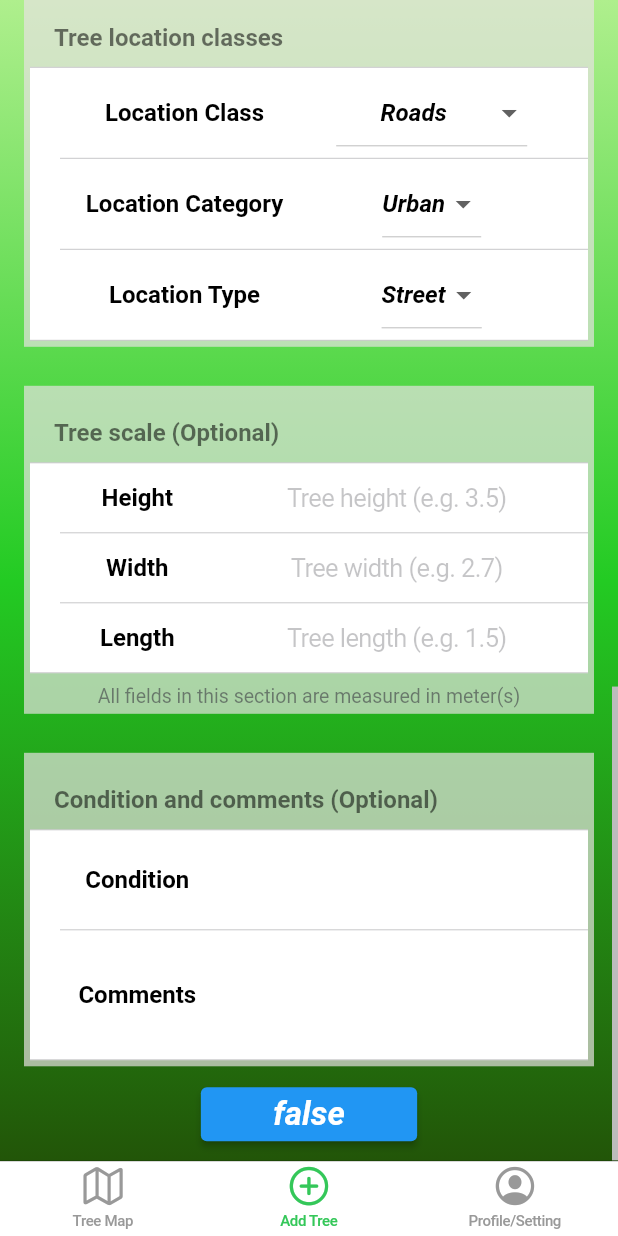
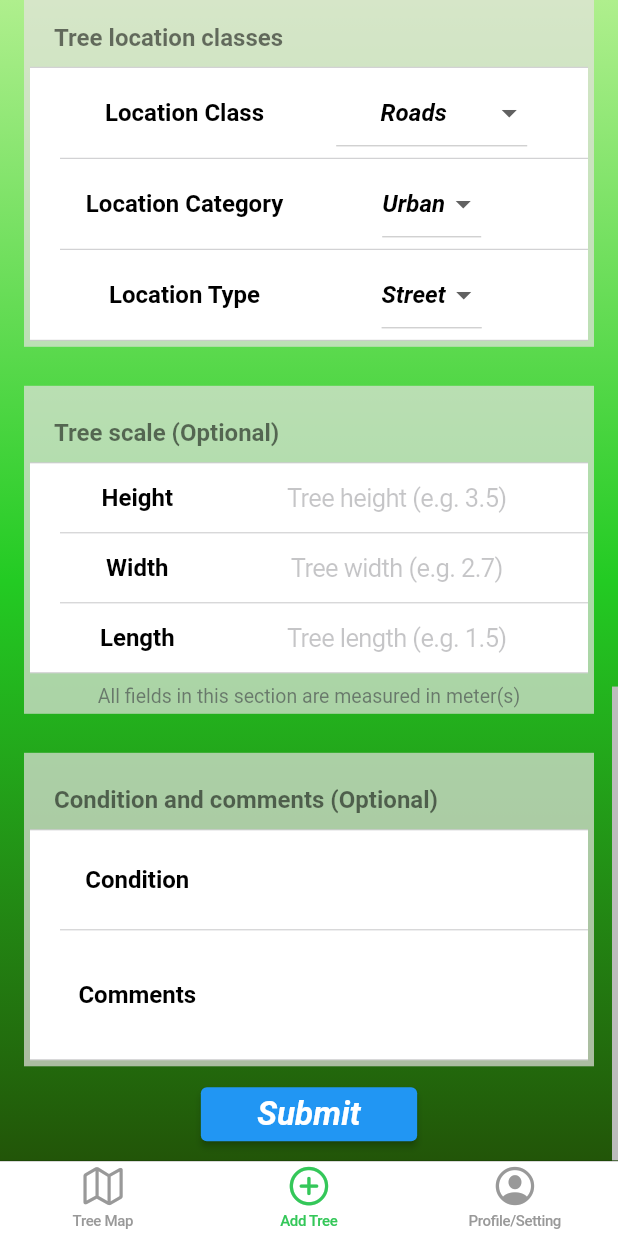
Before and after one commit to billzhao1030/Urban-Forest, a Flutter app: the HomeScreen screen opened directly, scrolled down 913 dp, on a phone screen of 412 x 824 dp. Run offline on Flutter 3.47's test engine with Material 2 defaults, Android fonts, the phone set to English and light mode, and no system bars; our stand-ins replace animated_splash_screen, camera, cloud_firestore, firebase_auth, firebase_core, flutter_settings_screens and 7 more; accounts and stored records are empty.

Commit message:
distance, upload diff, add provider, fix verify bug

```diff
--- /dev/null
+++ b/lib/provider/account_provider.dart
@@ -0,0 +1,28 @@
+import 'package:firebase_auth/firebase_auth.dart';
+import 'package:flutter/cupertino.dart';
+import 'package:flutter_settings_screens/flutter_settings_screens.dart';
+import 'package:urban_forest/provider/user.dart';
+import 'package:urban_forest/utils/debug_format.dart';
+import 'package:urban_forest/utils/reference.dart';
+
+class AccountModel extends ChangeNotifier {
+  bool? toFirebase = false;
+
+  UserAccount user = UserAccount();
+
+  AccountModel() {
+    //fetch(currUser);
+    getUpload();
+  }
+
+
+  Future getUpload() async {
+    if (globalLevel > 1) {
+      debugState("Set firebase");
+      toFirebase = Settings.getValue("key-advanced-upload-firebase", defaultValue: false);
+    }
+
+
+    notifyListeners();
+  }
+}
--- a/lib/provider/upload_method.dart
+++ /dev/null
@@ -1 +0,0 @@
-// use upload provider maybe
--- a/lib/view/account/verify_email.dart
+++ b/lib/view/account/verify_email.dart
@@ -47,7 +47,10 @@ class _VerifyEmailState extends State<VerifyEmail> {
       'lastName': widget.lastName,
       'userName': widget.userName,
       'hasSignUpVerified': false,
-      'accessLevel': 1
+      'accessLevel': 1,
+      'requestAccepted': 0,
+      'requestAdd': 0,
+      'requestUpdate': 0
     }).catchError((error) {
       debugState(error.toString());
     });
--- a/lib/view/main_function/home_screen.dart
+++ b/lib/view/main_function/home_screen.dart
@@ -2,6 +2,8 @@
 import 'package:firebase_auth/firebase_auth.dart';
 import 'package:flutter/cupertino.dart';
 import 'package:flutter_settings_screens/flutter_settings_screens.dart';
+import 'package:provider/provider.dart';
+import 'package:urban_forest/provider/account_provider.dart';
 import 'package:urban_forest/provider/user.dart';
 import 'package:urban_forest/utils/debug_format.dart';
 import 'package:urban_forest/utils/reference.dart';
@@ -47,18 +49,23 @@ class _HomeScreenState extends State<HomeScreen> with SingleTickerProviderStateM
 
   @override
   Widget build(BuildContext context) {
-    return GestureDetector(
+    return ChangeNotifierProvider(
+      create: (context) => AccountModel(),
+      child: GestureDetector(
         onTap: () {
           var currentFocus = FocusScope.of(context);
           if (!currentFocus.hasPrimaryFocus) {
             currentFocus.unfocus();
           }
         },
-      child: iOSTabBar()
+        child: Consumer<AccountModel> (
+          builder: iOSTabBar,
+        )
+      ),
     );
   }
 
-  CupertinoTabScaffold iOSTabBar() {
+  CupertinoTabScaffold iOSTabBar(BuildContext context, AccountModel userModel, _) {
     return CupertinoTabScaffold(
       controller: _tabController,
       tabBar: CupertinoTabBar(
@@ -84,13 +91,13 @@ class _HomeScreenState extends State<HomeScreen> with SingleTickerProviderStateM
       tabBuilder: (context, index) {
         switch (index) {
           case 0:
-            return TreeMap(controller: _tabController);
+            return TreeMap(controller: _tabController, model: userModel,);
           case 1:
-            return const UploadTree();
+            return UploadTree(model: userModel,);
           case 2:
-            return UserProfile(user: currentUser,);
+            return UserProfile(user: currentUser, model: userModel,);
           default:
-            return TreeMap(controller: _tabController);
+            return TreeMap(controller: _tabController, model: userModel,);
         }
       },
     );
--- a/lib/view/main_function/upload_tree.dart
+++ b/lib/view/main_function/upload_tree.dart
@@ -8,6 +8,8 @@ import 'package:http/http.dart' as http;
 import 'package:flutter/material.dart';
 import 'package:http/http.dart';
 import 'package:image_picker/image_picker.dart';
+import 'package:provider/provider.dart';
+import 'package:urban_forest/provider/account_provider.dart';
 import 'package:urban_forest/provider/ai_response.dart';
 import 'package:urban_forest/provider/form_request.dart';
 import 'package:urban_forest/provider/tree.dart';
@@ -22,9 +24,10 @@ import 'package:urban_forest/utils/form_validation.dart';
 import '../../utils/reference.dart';
 
 class UploadTree extends StatefulWidget {
-  const UploadTree({ Key? key, this.tree }) : super(key: key);
+  const UploadTree({ Key? key, this.tree, required this.model }) : super(key: key);
 
   final Tree? tree;
+  final AccountModel model;
 
   @override
   State<UploadTree> createState() => _UploadTreeState();
@@ -474,13 +477,42 @@ class _UploadTreeState extends State<UploadTree> {
               }
             },
             child: !databaseUploading
-              ? formText(Settings.getValue("key-advanced-upload-firebase", defaultValue: false).toString(), fontsize: 22, fontStyle: FontStyle.italic)
+              ? formText("Submit", fontsize: 22, fontStyle: FontStyle.italic)
               : const CircularProgressIndicator(color: Colors.white,),
           ),
         ),
+
+        (globalLevel > 1) && Settings.getValue("key-advanced-upload-firebase", defaultValue: false)!
+          ? SizedBox(
+          width: MediaQuery.of(context).size.width * 0.35,
+
+          child: ElevatedButton(
+            onPressed: () {
+              if (_formKey.currentState!.validate()) {
+                setState(() {
+                  databaseUploading = true;
+                });
+
+                showDialog(
+                  context: context,
+                  builder: (BuildContext context) {
+                    return requestUploadAlert(context);
+                  },
+                  barrierDismissible: false
+                );
+              }
+            },
+            child: !databaseUploading
+              ? formText("Firebase", fontsize: 22, fontStyle: FontStyle.italic)
+              : const CircularProgressIndicator(color: Colors.white,),
+          ),
+        )
+        : Container()
       ],
     );
   }
+
+
 
   Padding assetIDsection() {
     return Padding(
--- a/pubspec.yaml
+++ b/pubspec.yaml
@@ -34,6 +34,7 @@ dependencies:
   image_picker: ^0.8.5
   camera:
 
+  provider: any
   path_provider:
   path:
 
```
Also changed, not shown: lib/view/main_function/profile/account_setting.dart (+8 -3 lines), lib/view/main_function/profile/profile.dart (+20 -2 lines), lib/view/main_function/tree_map_arcgis.dart (+13 -4 lines), lib/view/main_function/profile/user_feedback.dart (deleted), pubspec.lock. Lines whose indentation alone changed are shown as unchanged.
